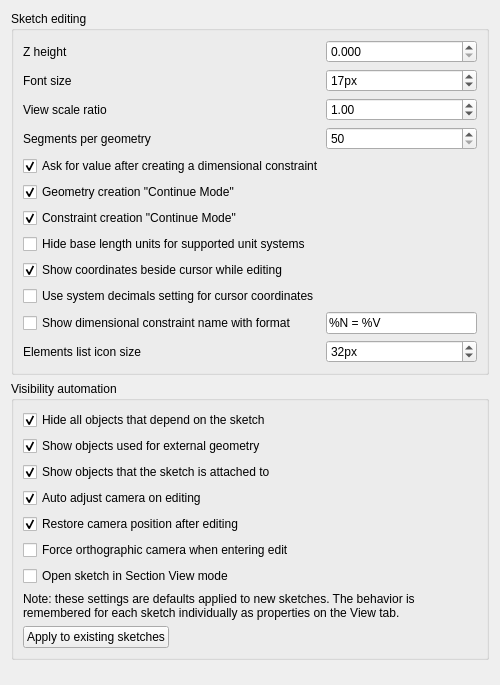
Before: the Qt Designer form src/Mod/Sketcher/Gui/SketcherSettingsDisplay.ui in realthunder/FreeCAD, drawn with Qt 5.
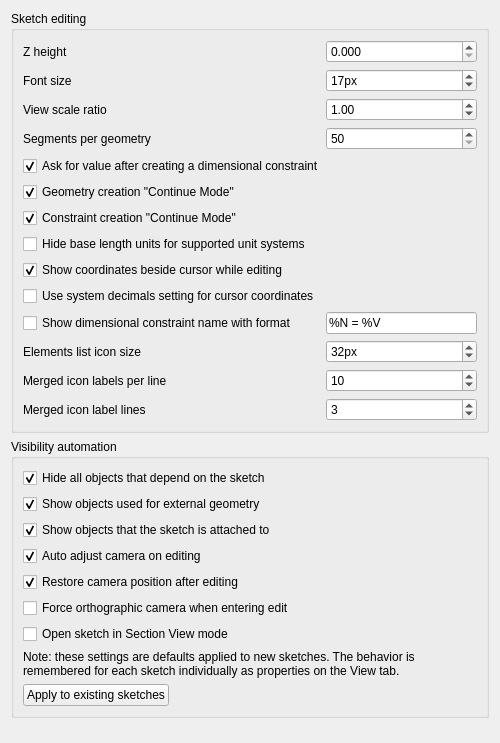
After: the same form once the commit is applied. Custom widgets are drawn as their Qt base class.

Commit message: Sketcher: a merged constraint icon wraps its labels, by two new settings

Patch:
```diff
--- a/src/Mod/Sketcher/Gui/SketcherSettingsDisplay.ui
+++ b/src/Mod/Sketcher/Gui/SketcherSettingsDisplay.ui
@@ -370,6 +370,70 @@
         </property>
        </widget>
       </item>
+      <item row="13" column="0">
+       <widget class="QLabel" name="labelIconLabelsPerLine">
+        <property name="text">
+         <string>Merged icon labels per line</string>
+        </property>
+        <property name="buddy">
+         <cstring>ConstraintIconLabelsPerLine</cstring>
+        </property>
+       </widget>
+      </item>
+      <item row="13" column="1">
+       <widget class="Gui::PrefSpinBox" name="ConstraintIconLabelsPerLine">
+        <property name="toolTip">
+         <string>Constraint icons that fall on the same spot are merged into one, followed by the constraints' numbers. This many numbers go on a line before the next line starts.</string>
+        </property>
+        <property name="minimum">
+         <number>1</number>
+        </property>
+        <property name="maximum">
+         <number>100</number>
+        </property>
+        <property name="value">
+         <number>10</number>
+        </property>
+        <property name="prefEntry" stdset="0">
+         <cstring>ConstraintIconLabelsPerLine</cstring>
+        </property>
+        <property name="prefPath" stdset="0">
+         <cstring>View</cstring>
+        </property>
+       </widget>
+      </item>
+      <item row="14" column="0">
+       <widget class="QLabel" name="labelIconLabelLines">
+        <property name="text">
+         <string>Merged icon label lines</string>
+        </property>
+        <property name="buddy">
+         <cstring>ConstraintIconLabelLines</cstring>
+        </property>
+       </widget>
+      </item>
+      <item row="14" column="1">
+       <widget class="Gui::PrefSpinBox" name="ConstraintIconLabelLines">
+        <property name="toolTip">
+         <string>The most lines of numbers a merged constraint icon shows. Past that, the last one reads "+N" for the rest, and picks them.</string>
+        </property>
+        <property name="minimum">
+         <number>1</number>
+        </property>
+        <property name="maximum">
+         <number>100</number>
+        </property>
+        <property name="value">
+         <number>3</number>
+        </property>
+        <property name="prefEntry" stdset="0">
+         <cstring>ConstraintIconLabelLines</cstring>
+        </property>
+        <property name="prefPath" stdset="0">
+         <cstring>View</cstring>
+        </property>
+       </widget>
+      </item>
      </layout>
     </widget>
    </item>
```
The commit also changes 4 other files.
